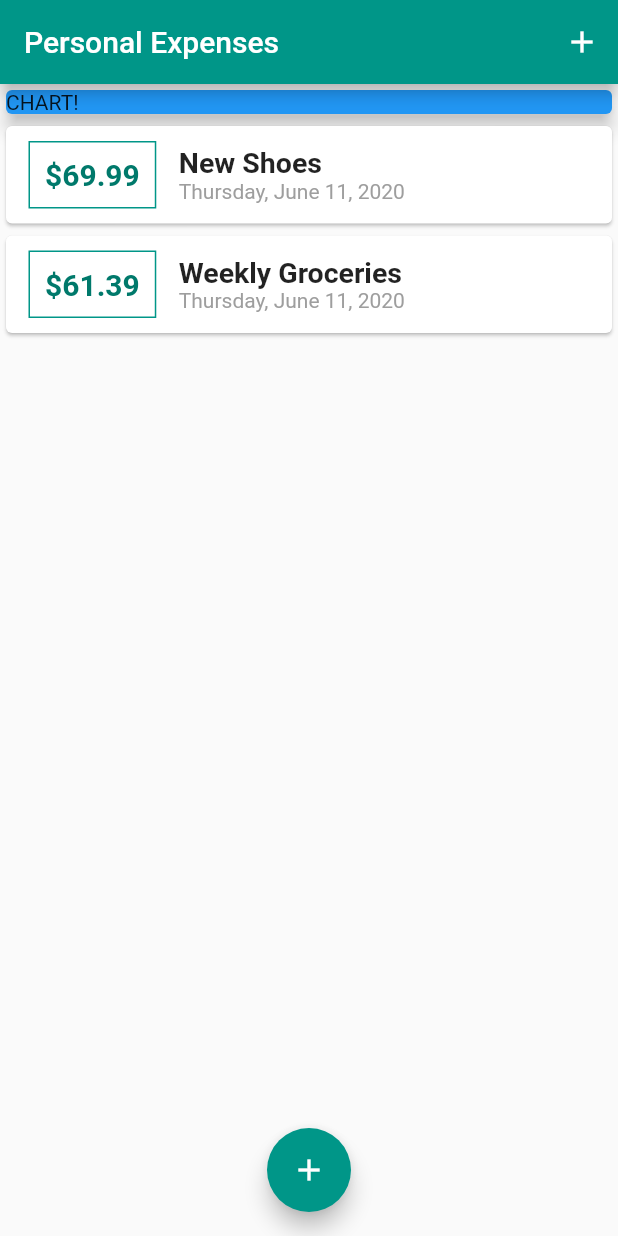
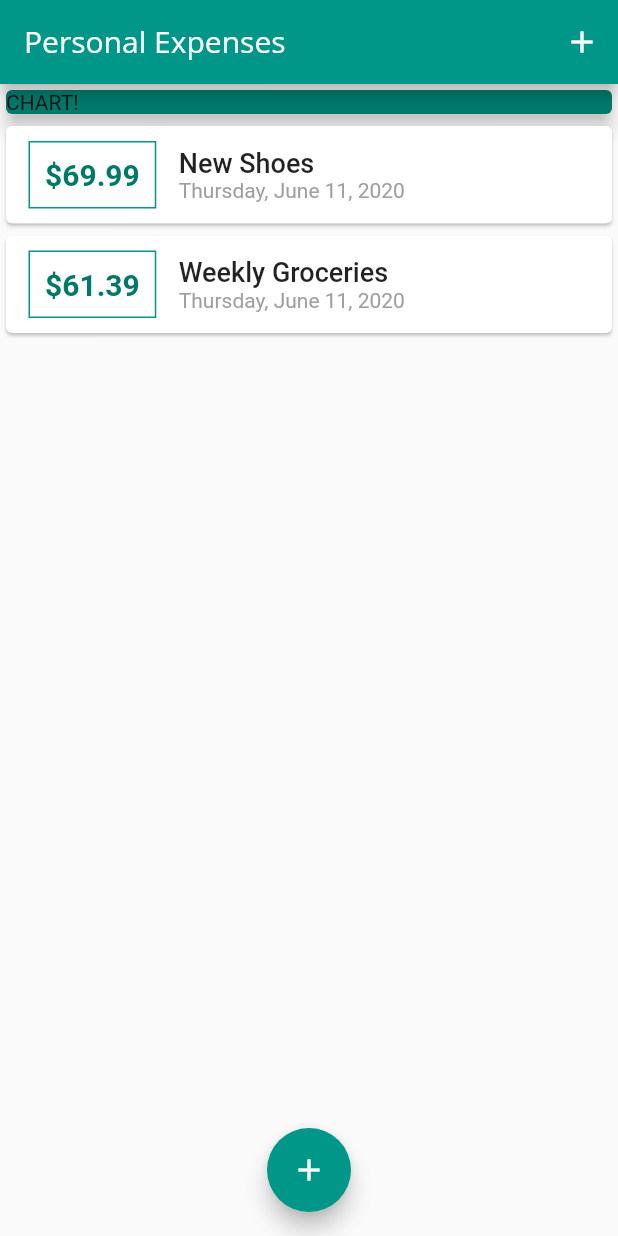
Before and after one commit to sarahmajeed/expense-planner, a Flutter app: the screen it shows after launch, on a phone screen of 412 x 824 dp. Run offline on Flutter 3.47's test engine with Material 2 defaults, Android fonts, the phone set to English and light mode, and no system bars; Roboto replaces fonts that are missing (OpenSans-Bold).

Commit message:
📦 NEW: Adding a theme to the app

```diff
--- a/lib/main.dart
+++ b/lib/main.dart
@@ -10,7 +10,14 @@ class MyApp extends StatelessWidget {
   Widget build(BuildContext context) {
     return MaterialApp(
       title: 'Personal Expenses',
-      theme: ThemeData(primarySwatch: Colors.teal),
+      theme: ThemeData(
+          primarySwatch: Colors.teal,
+          fontFamily: 'Quicksand',
+          appBarTheme: AppBarTheme(
+              textTheme: ThemeData.light().textTheme.copyWith(
+                  title: TextStyle(fontFamily: 'OpenSans', fontSize: 20))),
+          textTheme: ThemeData.light().textTheme.copyWith(
+              title: TextStyle(fontFamily: 'OpenSans-Bold', fontSize: 18))),
       home: HomePage(),
     );
   }
@@ -57,7 +64,9 @@ class _HomePageState extends State<HomePage> {
   Widget build(BuildContext context) {
     return Scaffold(
       appBar: AppBar(
-        title: Text('Personal Expenses'),
+        title: Text(
+          'Personal Expenses',
+        ),
         actions: <Widget>[
           IconButton(
             icon: Icon(
@@ -75,7 +84,7 @@ class _HomePageState extends State<HomePage> {
             width: double.infinity,
             //height: 100,
             child: Card(
-              color: Colors.blue,
+              color: Theme.of(context).primaryColorDark,
               child: Text('CHART!'),
               elevation: 5,
             ),
--- a/lib/widgets/transaction_list.dart
+++ b/lib/widgets/transaction_list.dart
@@ -36,8 +36,7 @@ class TransactionList extends StatelessWidget {
                   children: <Widget>[
                     Text(
                       transactions[index].title.toString(),
-                      style:
-                          TextStyle(fontSize: 19, fontWeight: FontWeight.bold),
+                      style: Theme.of(context).textTheme.title,
                     ),
                     Text(
                       DateFormat.yMMMMEEEEd().format(transactions[index].date),
```
Also changed, not shown: pubspec.yaml (+11 -11 lines), assets/fonts/OpenSans-Bold.ttf (added), assets/fonts/OpenSans-Regular.ttf (added), assets/fonts/Quicksand-Bold.ttf (added), assets/fonts/Quicksand-Light.ttf (added), assets/fonts/Quicksand-Medium.ttf (added), assets/fonts/Quicksand-Regular.ttf (added).
